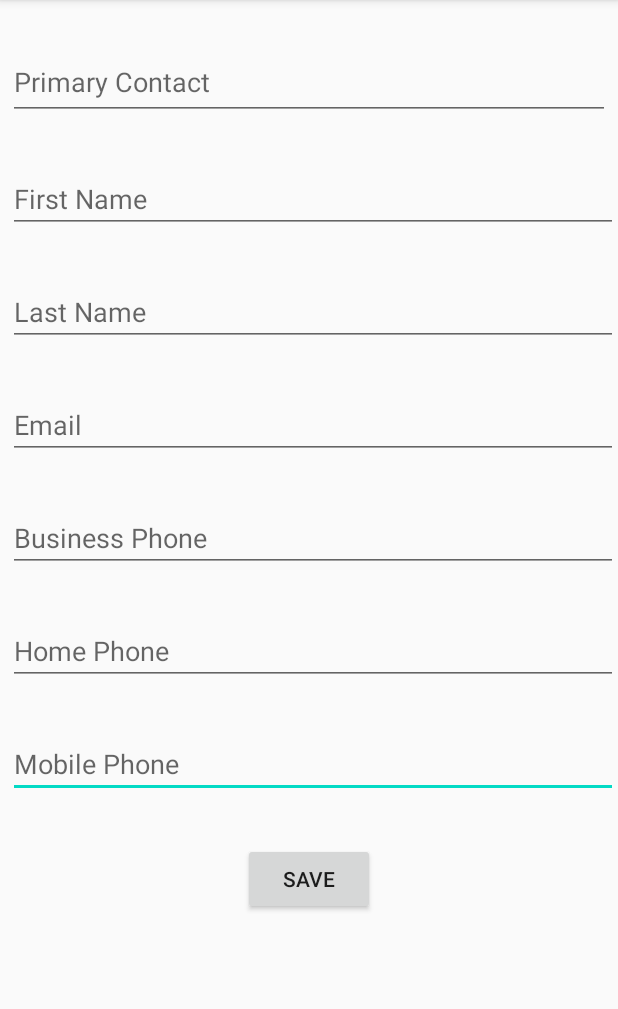
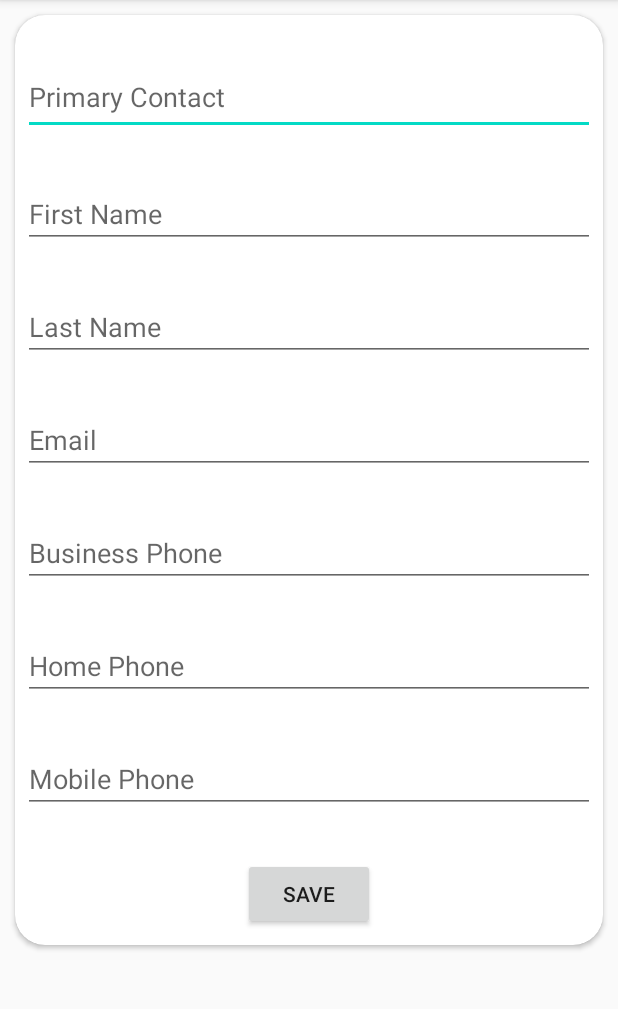
Before and after one commit to kivancuzer/KandyLoginWithRetrofit, an Android app: the AddContactActivity screen opened directly, with no data from a screen before it, on a phone screen of 412 x 824 dp, the part 84-1093 px from its top. Run offline under Robolectric (Android 15) with nearby library versions, the phone set to English and light mode, and no system bars; libraries missing offline, so code that uses them is left out: com.rbbn.cpaas; 1 statement that could not run was skipped.

Commit message:
card_view

```diff
--- a/app/build.gradle
+++ b/app/build.gradle
@@ -46,6 +46,9 @@ dependencies {
     implementation "androidx.room:room-runtime:2.2.5"
     annotationProcessor "androidx.room:room-compiler:2.2.5"
 
+    //CardView
+    implementation "androidx.cardview:cardview:1.0.0"
+
 }
 
 android{
--- a/app/src/main/java/com/example/kandyloginwithretrofit/MessageRecyclerAdapter.java
+++ b/app/src/main/java/com/example/kandyloginwithretrofit/MessageRecyclerAdapter.java
@@ -32,7 +32,8 @@ public class MessageRecyclerAdapter extends RecyclerView.Adapter<MessageRecycler
 
     @Override
     public void onBindViewHolder(@NonNull MessageRecyclerAdapter.MessageHolder holder, int position) {
-        holder.txtMessageName.setText(conversationList.get(position).getParticipant());
+        String name[] = conversationList.get(position).getParticipant().split("@");
+        holder.txtMessageName.setText(name[0]);
         holder.txtLastMessage.setText(conversationList.get(position).getLastText());
         long time = conversationList.get(position).getLastMessageTime();
         holder.txtLastMessageTime.setText(DateFormat.format("MM/dd/yyyy", new Date(time)).toString());
--- a/app/src/main/java/com/example/kandyloginwithretrofit/ui/main/MessagesFragment.java
+++ b/app/src/main/java/com/example/kandyloginwithretrofit/ui/main/MessagesFragment.java
@@ -66,7 +66,6 @@ public class MessagesFragment extends Fragment {
         chatService.fetchConversations(new FetchConversationsCallback() {
             @Override
             public void onSuccess(List<Conversation> conversations) {
-                System.out.println("Conversations: " + conversations.toString());
                 conversationList = new ArrayList<>(conversations);
                 System.out.println("Conversation List : " + conversationList.toString());
                 System.out.println("Conversation List Last Text: " + conversations.get(0).getLastText());
--- /dev/null
+++ b/app/src/main/res/drawable/ic_baseline_add_24.xml
@@ -0,0 +1,5 @@
+<vector android:height="24dp" android:tint="#3EE1FF"
+    android:viewportHeight="24" android:viewportWidth="24"
+    android:width="24dp" xmlns:android="http://schemas.android.com/apk/res/android">
+    <path android:fillColor="@android:color/white" android:pathData="M19,13h-6v6h-2v-6H5v-2h6V5h2v6h6v2z"/>
+</vector>
--- /dev/null
+++ b/app/src/main/res/drawable/ic_baseline_info_12.xml
@@ -0,0 +1,5 @@
+<vector android:height="12dp" android:tint="#3EE1FF"
+    android:viewportHeight="24" android:viewportWidth="24"
+    android:width="12dp" xmlns:android="http://schemas.android.com/apk/res/android">
+    <path android:fillColor="@android:color/white" android:pathData="M12,2C6.48,2 2,6.48 2,12s4.48,10 10,10 10,-4.48 10,-10S17.52,2 12,2zM13,17h-2v-6h2v6zM13,9h-2L11,7h2v2z"/>
+</vector>
--- a/app/src/main/res/layout/activity_add_contact.xml
+++ b/app/src/main/res/layout/activity_add_contact.xml
@@ -1,82 +1,26 @@
 <?xml version="1.0" encoding="utf-8"?>
-<androidx.constraintlayout.widget.ConstraintLayout xmlns:android="http://schemas.android.com/apk/res/android"
+<LinearLayout xmlns:android="http://schemas.android.com/apk/res/android"
     xmlns:app="http://schemas.android.com/apk/res-auto"
     xmlns:tools="http://schemas.android.com/tools"
     android:layout_width="match_parent"
     android:layout_height="match_parent"
+    android:orientation="vertical"
     tools:context=".AddContactActivity">
 
-    <EditText
-        android:id="@+id/txtMobilePhone"
+    <ScrollView
+        android:layout_width="match_parent"
+        android:layout_height="match_parent">
+        <androidx.cardview.widget.CardView
             android:layout_width="match_parent"
             android:layout_height="wrap_content"
-        android:layout_marginLeft="5dp"
-        android:layout_marginTop="30dp"
-        android:ems="10"
-        android:hint="Mobile Phone"
-        android:inputType="textPersonName"
-        app:layout_constraintStart_toStartOf="@+id/txtHomePhone"
-        app:layout_constraintTop_toBottomOf="@+id/txtHomePhone" />
+            android:layout_margin="10dp"
+            android:elevation="10dp"
+            app:cardCornerRadius="20dp">
 
-    <EditText
-        android:id="@+id/txtHomePhone"
+            <LinearLayout
                 android:layout_width="match_parent"
                 android:layout_height="wrap_content"
-        android:layout_marginLeft="5dp"
-        android:layout_marginTop="30dp"
-        android:ems="10"
-        android:hint="Home Phone"
-        android:inputType="textPersonName"
-        app:layout_constraintStart_toStartOf="@+id/txtBusinessPhone"
-        app:layout_constraintTop_toBottomOf="@+id/txtBusinessPhone" />
-
-    <EditText
-        android:id="@+id/txtBusinessPhone"
-        android:layout_width="match_parent"
-        android:layout_height="wrap_content"
-        android:layout_marginLeft="5dp"
-        android:layout_marginTop="30dp"
-        android:ems="10"
-        android:hint="Business Phone"
-        android:inputType="textPersonName"
-        app:layout_constraintStart_toStartOf="@+id/txtEmail"
-        app:layout_constraintTop_toBottomOf="@+id/txtEmail" />
-
-    <EditText
-        android:id="@+id/txtEmail"
-        android:layout_width="match_parent"
-        android:layout_height="wrap_content"
-        android:layout_marginLeft="5dp"
-        android:layout_marginTop="30dp"
-        android:ems="10"
-        android:hint="Email"
-        android:inputType="textPersonName"
-        app:layout_constraintStart_toStartOf="@+id/txtLastName"
-        app:layout_constraintTop_toBottomOf="@+id/txtLastName" />
-
-    <EditText
-        android:id="@+id/txtLastName"
-        android:layout_width="match_parent"
-        android:layout_height="wrap_content"
-        android:layout_marginLeft="5dp"
-        android:layout_marginTop="30dp"
-        android:ems="10"
-        android:hint="Last Name"
-        android:inputType="textPersonName"
-        app:layout_constraintStart_toStartOf="@+id/txtFirstName"
-        app:layout_constraintTop_toBottomOf="@+id/txtFirstName" />
-
-    <EditText
-        android:id="@+id/txtFirstName"
-        android:layout_width="match_parent"
-        android:layout_height="wrap_content"
-        android:layout_marginLeft="5dp"
-        android:layout_marginTop="30dp"
-        android:ems="10"
-        android:hint="First Name"
-        android:inputType="textPersonName"
-        app:layout_constraintStart_toStartOf="@+id/txtPrimaryContact"
-        app:layout_constraintTop_toBottomOf="@+id/txtPrimaryContact" />
+                android:orientation="vertical">
 
                 <EditText
                     android:id="@+id/txtPrimaryContact"
@@ -87,19 +31,89 @@
                     android:layout_marginRight="5dp"
                     android:ems="10"
                     android:hint="Primary Contact"
-        android:inputType="textPersonName"
-        app:layout_constraintEnd_toEndOf="parent"
-        app:layout_constraintStart_toStartOf="parent"
-        app:layout_constraintTop_toTopOf="parent" />
+                    android:inputType="textPersonName" />
 
+                <EditText
+                    android:id="@+id/txtFirstName"
+                    android:layout_width="match_parent"
+                    android:layout_height="wrap_content"
+                    android:layout_marginLeft="5dp"
+                    android:layout_marginTop="30dp"
+                    android:layout_marginRight="5dp"
+                    android:ems="10"
+                    android:hint="First Name"
+                    android:inputType="textPersonName" />
+
+                <EditText
+                    android:id="@+id/txtLastName"
+                    android:layout_width="match_parent"
+                    android:layout_height="wrap_content"
+                    android:layout_marginLeft="5dp"
+                    android:layout_marginTop="30dp"
+                    android:layout_marginRight="5dp"
+                    android:ems="10"
+                    android:hint="Last Name"
+                    android:inputType="textPersonName" />
+
+                <EditText
+                    android:id="@+id/txtEmail"
+                    android:layout_width="match_parent"
+                    android:layout_height="wrap_content"
+                    android:layout_marginLeft="5dp"
+                    android:layout_marginTop="30dp"
+                    android:layout_marginRight="5dp"
+                    android:ems="10"
+                    android:hint="Email"
+                    android:inputType="textPersonName" />
+
+                <EditText
+                    android:id="@+id/txtBusinessPhone"
+                    android:layout_width="match_parent"
+                    android:layout_height="wrap_content"
+                    android:layout_marginLeft="5dp"
+                    android:layout_marginTop="30dp"
+                    android:layout_marginRight="5dp"
+                    android:ems="10"
+                    android:hint="Business Phone"
+                    android:inputType="textPersonName" />
+
+                <EditText
+                    android:id="@+id/txtHomePhone"
+                    android:layout_width="match_parent"
+                    android:layout_height="wrap_content"
+                    android:layout_marginLeft="5dp"
+                    android:layout_marginTop="30dp"
+                    android:layout_marginRight="5dp"
+                    android:ems="10"
+                    android:hint="Home Phone"
+                    android:inputType="textPersonName" />
+
+                <EditText
+                    android:id="@+id/txtMobilePhone"
+                    android:layout_width="match_parent"
+                    android:layout_height="wrap_content"
+                    android:layout_marginLeft="5dp"
+                    android:layout_marginTop="30dp"
+                    android:layout_marginRight="5dp"
+                    android:ems="10"
+                    android:hint="Mobile Phone"
+                    android:inputType="textPersonName" />
                 <Button
                     android:id="@+id/btnSaveContact"
                     android:layout_width="wrap_content"
                     android:layout_height="wrap_content"
+                    android:layout_gravity="center"
                     android:layout_marginTop="30dp"
+                    android:layout_marginBottom="10dp"
                     android:onClick="saveContact"
-        android:text="Save"
-        app:layout_constraintEnd_toEndOf="parent"
-        app:layout_constraintStart_toStartOf="parent"
-        app:layout_constraintTop_toBottomOf="@+id/txtMobilePhone" />
-</androidx.constraintlayout.widget.ConstraintLayout>
+                    android:text="Save" />
+
+            </LinearLayout>
+        </androidx.cardview.widget.CardView>
+    </ScrollView>
+
+
+
+
+
+</LinearLayout>
```
Also changed, not shown: app/src/main/res/layout/contact_item.xml (+19 -5 lines), app/src/main/res/layout/fragment_contacts.xml (+31 -21 lines), app/src/main/res/layout/message_item.xml (+23 -13 lines). Lines whose indentation alone changed are shown as unchanged.
